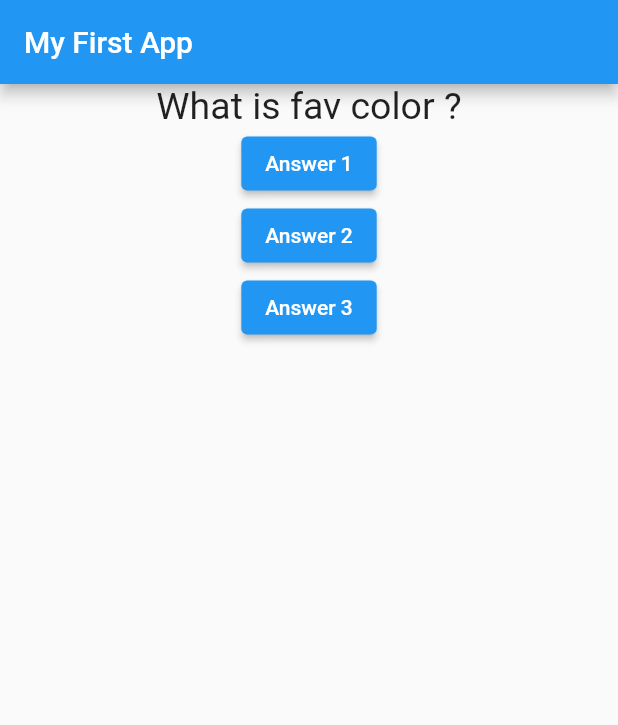
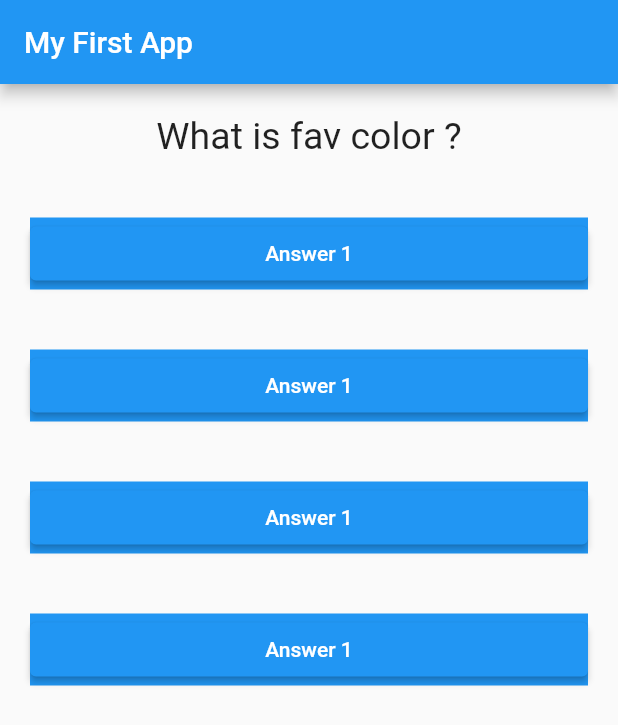
Before and after one commit to harshit-8080/Quiz_App, a Flutter app: the screen it shows after launch, on a phone screen of 412 x 824 dp. Shown: the top 725 px of the screen. Run offline on Flutter 3.47's test engine with Material 2 defaults, Android fonts, the phone set to English and light mode, and no system bars.

Commit message:
Adding answer widgets

```diff
--- /dev/null
+++ b/lib/answer.dart
@@ -0,0 +1,17 @@
+import 'package:flutter/material.dart';
+
+class Answer extends StatelessWidget {
+  final VoidCallback handleCallback;
+
+  Answer(this.handleCallback);
+
+  @override
+  Widget build(BuildContext context) {
+    return Container(
+      margin: EdgeInsets.all(20),
+      width: double.infinity,
+      color: Colors.blue,
+      child: ElevatedButton(child: Text("Answer 1"), onPressed: handleCallback),
+    );
+  }
+}
--- a/lib/main.dart
+++ b/lib/main.dart
@@ -2,6 +2,7 @@
 
 import "package:flutter/material.dart";
 import './question.dart';
+import './answer.dart';
 
 // void main () => runApp(MyApp());
 void main() {
@@ -38,12 +39,10 @@ class _MyAppStateless extends State<MyApp> {
             appBar: AppBar(title: Text("My First App")),
             body: Column(children: [
               Question(_questions[_index]),
-              ElevatedButton(
-                  child: Text("Answer 1"), onPressed: _answerQuestion),
-              ElevatedButton(
-                  child: Text("Answer 2"), onPressed: _answerQuestion),
-              ElevatedButton(
-                  child: Text("Answer 3"), onPressed: _answerQuestion),
+              Answer(_answerQuestion),
+              Answer(_answerQuestion),
+              Answer(_answerQuestion),
+              Answer(_answerQuestion),
             ])));
   }
 }
--- a/lib/question.dart
+++ b/lib/question.dart
@@ -9,6 +9,7 @@ class Question extends StatelessWidget {
   Widget build(BuildContext context) {
     return Container(
         width: double.infinity,
+        margin: EdgeInsets.all(20),
         child: Text(
           questionText,
           style: TextStyle(fontSize: 25),
```
